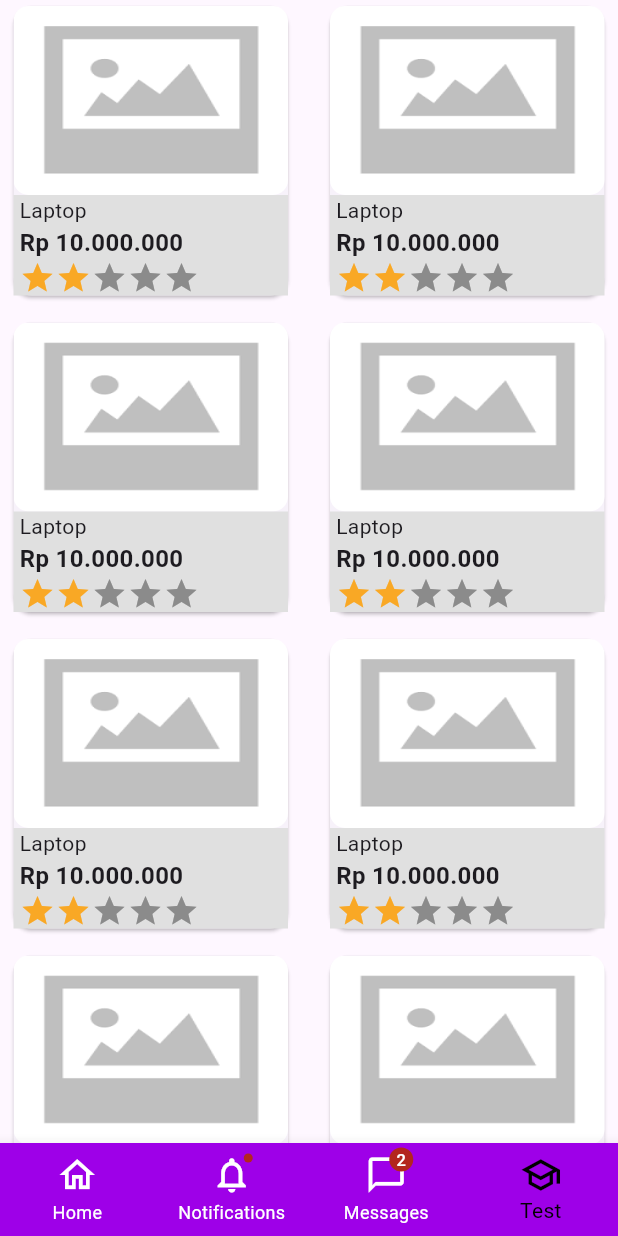
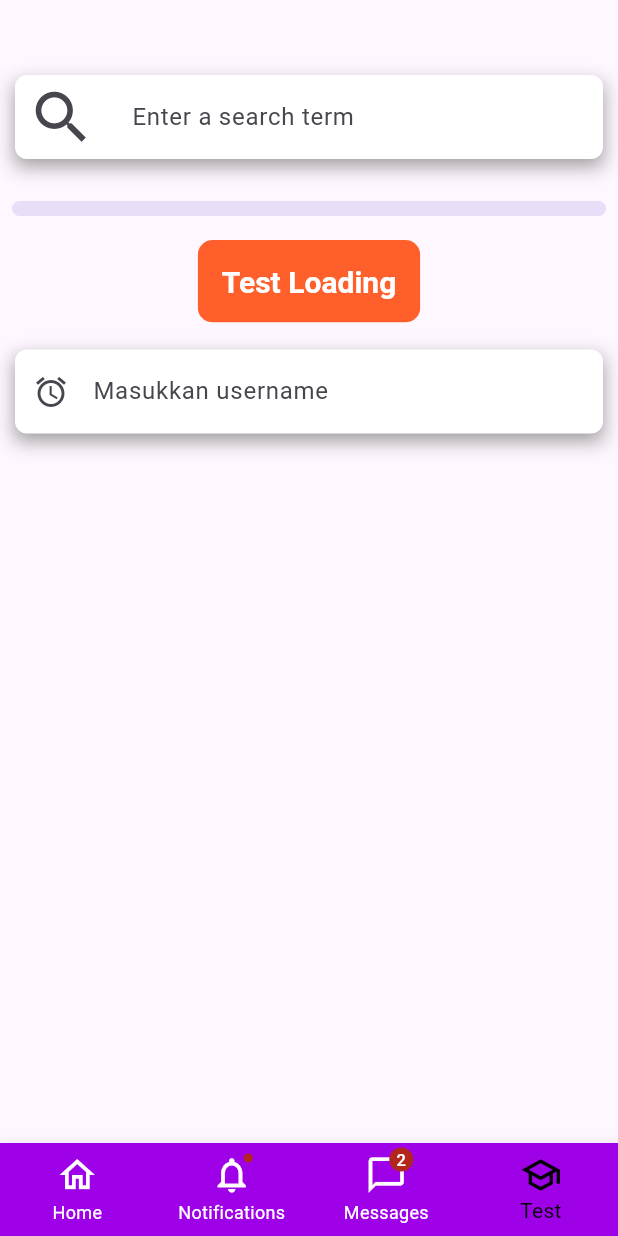
Before and after one commit to Armand96/gaboot_mobile, a Flutter app: the screen it shows after launch, item 4 of the bottom bar chosen, on a phone screen of 412 x 824 dp. Run offline on Flutter 3.47's test engine with Material 3 defaults, Android fonts, the light colour scheme and no system bars; drawn by our look-alikes of flutter_rating_bar; our stand-ins replace bloc, dio, flutter_bloc, flutter_dotenv, shared_preferences.

Commit message:
form input

```diff
--- a/lib/testscreen/testscreen.dart
+++ b/lib/testscreen/testscreen.dart
@@ -3,6 +3,7 @@ import 'package:gaboot_mobile/ui_collection/button/button.dart';
 import 'package:gaboot_mobile/ui_collection/button/google_button.dart';
 import 'package:gaboot_mobile/ui_collection/comp/card_product.dart';
 import 'package:gaboot_mobile/ui_collection/form/search_form.dart';
+import 'package:gaboot_mobile/ui_collection/form/text_form.dart';
 import 'package:gaboot_mobile/ui_collection/loading/linear_loading.dart';
 
 class TestScreen extends StatefulWidget {
@@ -14,12 +15,13 @@ class TestScreen extends StatefulWidget {
 
 class _TestScreenState extends State<TestScreen> with TickerProviderStateMixin {
   late AnimationController ctrler;
+  final txtCtrl = TextEditingController();
 
   @override
   void initState() {
     ctrler = AnimationController(
       vsync: this,
-      // duration: const Duration(seconds: 5),
+      // duration: const Duration(seconds: 1),
     )..addListener(() {
         setState(() {});
       });
@@ -34,32 +36,32 @@ class _TestScreenState extends State<TestScreen> with TickerProviderStateMixin {
 
   @override
   Widget build(BuildContext context) {
-    return CustomScrollView(
-      slivers: [
-        SliverGrid.builder(
-          gridDelegate: const SliverGridDelegateWithFixedCrossAxisCount(
-            crossAxisCount: 2,
-            mainAxisSpacing: 10.0,
-            crossAxisSpacing: 10.0,
-            childAspectRatio: 1.0,
-          ),
-          itemBuilder: (BuildContext context, int index) {
-            return const Padding(
-              padding: EdgeInsets.symmetric(horizontal: 5),
-              child: CardProduct(
-                title: "Laptop",
-                price: 10000000,
-                rating: 2,
-              ),
-            );
-          },
-          itemCount: 10, // Specify the number of items in the grid
-        ),
-      ],
-    );
-    // return Container(
-    //   alignment: Alignment.topCenter,
-    //   child: Column(
+    // return CustomScrollView(
+    //   slivers: [
+    //     SliverGrid.builder(
+    //       gridDelegate: const SliverGridDelegateWithFixedCrossAxisCount(
+    //         crossAxisCount: 2,
+    //         mainAxisSpacing: 10.0,
+    //         crossAxisSpacing: 10.0,
+    //         childAspectRatio: 1.0,
+    //       ),
+    //       itemBuilder: (BuildContext context, int index) {
+    //         return const Padding(
+    //           padding: EdgeInsets.symmetric(horizontal: 5),
+    //           child: CardProduct(
+    //             title: "Laptop",
+    //             price: 10000000,
+    //             rating: 2,
+    //           ),
+    //         );
+    //       },
+    //       itemCount: 10, // Specify the number of items in the grid
+    //     ),
+    //   ],
+    // );
+    return Container(
+      alignment: Alignment.topCenter,
+      child: Column(
         // children: [
         //   Padding(
         //     padding: const EdgeInsets.fromLTRB(8, 100, 8, 8),
@@ -82,32 +84,32 @@ class _TestScreenState extends State<TestScreen> with TickerProviderStateMixin {
         //     child: GButton(fullWidth: true, funcs: test, text: "Masuk dengan akun Google Anda", )
         //   ),
         // ],
-    // children: [
-    //   const Padding(
-    //     padding: EdgeInsets.only(top: 50.0, left: 10, right: 10),
-    //     child: SearchForm(),
-    //   ),
-    //   Padding(
-    //     padding: const EdgeInsets.only(top: 20.0),
-    //     child: LinearLoading(ctrl: ctrler),
-    //   ),
-    //   Padding(
-    //     padding: const EdgeInsets.fromLTRB(8, 8, 8, 8),
-    //     child: Button(
-    //         btnColor: "danger",
-    //         enabled: true,
-    //         fullWidth: false,
-    //         text: "Test Loading",
-    //         isOutline: false,
-    //         funcs: test),
-    //   ),
-    //   const Padding(
-    //     padding: EdgeInsets.all(8),
-    //     child: CardProduct(),
-    //   )
-    // ],
-    // ),
-    // );
+        children: [
+          const Padding(
+            padding: EdgeInsets.only(top: 50.0, left: 10, right: 10),
+            child: SearchForm(),
+          ),
+          Padding(
+            padding: const EdgeInsets.only(top: 20.0),
+            child: LinearLoading(ctrl: ctrler),
+          ),
+          Padding(
+            padding: const EdgeInsets.fromLTRB(8, 8, 8, 8),
+            child: Button(
+                btnColor: "danger",
+                enabled: true,
+                fullWidth: false,
+                text: "Test Loading",
+                isOutline: false,
+                funcs: test),
+          ),
+          Padding(
+            padding: const EdgeInsets.only(top: 10, left: 10, right: 10),
+            child: InputForm( isFormField: false, hintText: "Masukkan username", iconPrefix: const Icon(Icons.access_alarm), txtCtrl: txtCtrl,),
+          )
+        ],
+      ),
+    );
   }
 
   Widget another() {
--- a/lib/ui_collection/form/text_form.dart
+++ b/lib/ui_collection/form/text_form.dart
@@ -1,13 +1,33 @@
 import 'package:flutter/material.dart';
 
 class InputForm extends StatefulWidget {
-  const InputForm({super.key});
+  final Function(String) ?func;
+  final TextEditingController txtCtrl;
+  final String hintText;
+  final bool? isFormField;
+  final Icon? iconPrefix;
+  final Icon? iconSuffix;
+  const InputForm(
+      {super.key,
+      required this.hintText,
+      required this.isFormField,
+      this.func,
+      required this.txtCtrl,
+      this.iconPrefix,
+      this.iconSuffix});
 
   @override
   State<InputForm> createState() => _InputFormState();
 }
 
 class _InputFormState extends State<InputForm> {
+
+  @override
+  void dispose() {
+    widget.txtCtrl.dispose();
+    super.dispose();
+  }
+
   @override
   Widget build(BuildContext context) {
     return Container(
@@ -20,16 +40,41 @@ class _InputFormState extends State<InputForm> {
           ),
         ],
       ),
-      child: TextField(
+      child: widget.isFormField! ? txtFrmField() : txtField(),
+    );
+  }
+
+  Widget txtFrmField() {
+    return TextFormField(
+      controller: widget.txtCtrl,
+      // validator: widget.func,
       decoration: InputDecoration(
         filled: true,
         fillColor: Colors.white,
+        prefixIcon: widget.iconPrefix,
+        suffixIcon: widget.iconSuffix,
         border: OutlineInputBorder(
           borderSide: BorderSide.none,
           borderRadius: BorderRadius.circular(8),
         ),
-          hintText: '',
+        hintText: widget.hintText,
       ),
+    );
+  }
+
+  Widget txtField() {
+    return TextField(
+      controller: widget.txtCtrl,
+      decoration: InputDecoration(
+        filled: true,
+        fillColor: Colors.white,
+        prefixIcon: widget.iconPrefix,
+        suffixIcon: widget.iconSuffix,
+        border: OutlineInputBorder(
+          borderSide: BorderSide.none,
+          borderRadius: BorderRadius.circular(8),
+        ),
+        hintText: widget.hintText,
       ),
     );
   }
--- a/lib/ui_collection/loading/linear_loading.dart
+++ b/lib/ui_collection/loading/linear_loading.dart
@@ -3,7 +3,8 @@ import 'package:gaboot_mobile/ui_collection/color_system.dart';
 
 class LinearLoading extends StatefulWidget {
   final AnimationController ctrl;
-  const LinearLoading({super.key, required this.ctrl});
+  final double ?height;
+  const LinearLoading({super.key, required this.ctrl, this.height});
 
   @override
   // ignore: no_logic_in_create_state
@@ -47,7 +48,7 @@ class _LinearLoadingState extends State<LinearLoading>
             value: controller.value,
             semanticsLabel: 'Linear progress indicator',
             color: ColSys().primary,
-            minHeight: 50,
+            minHeight: widget.height != null ? widget.height : 10,
             borderRadius: const BorderRadius.all(Radius.circular(10)),
           ),
         ],
```
Lines whose indentation alone changed are shown as unchanged.
